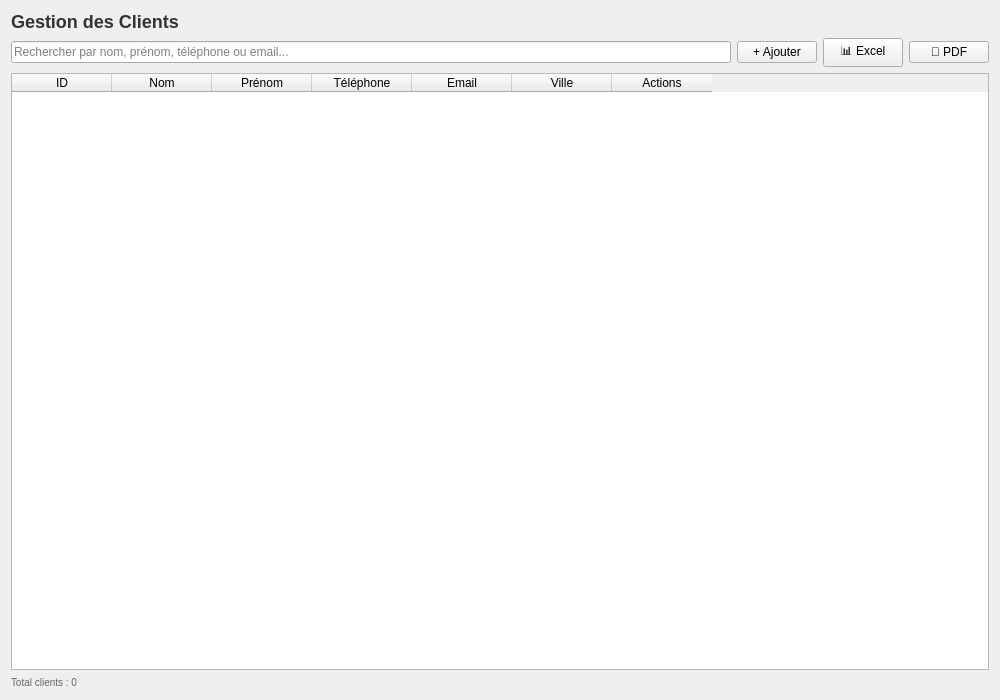
Above: views/ui/clients.ui from itsjeanem/projet-progres before the change. Below: the same form after it.
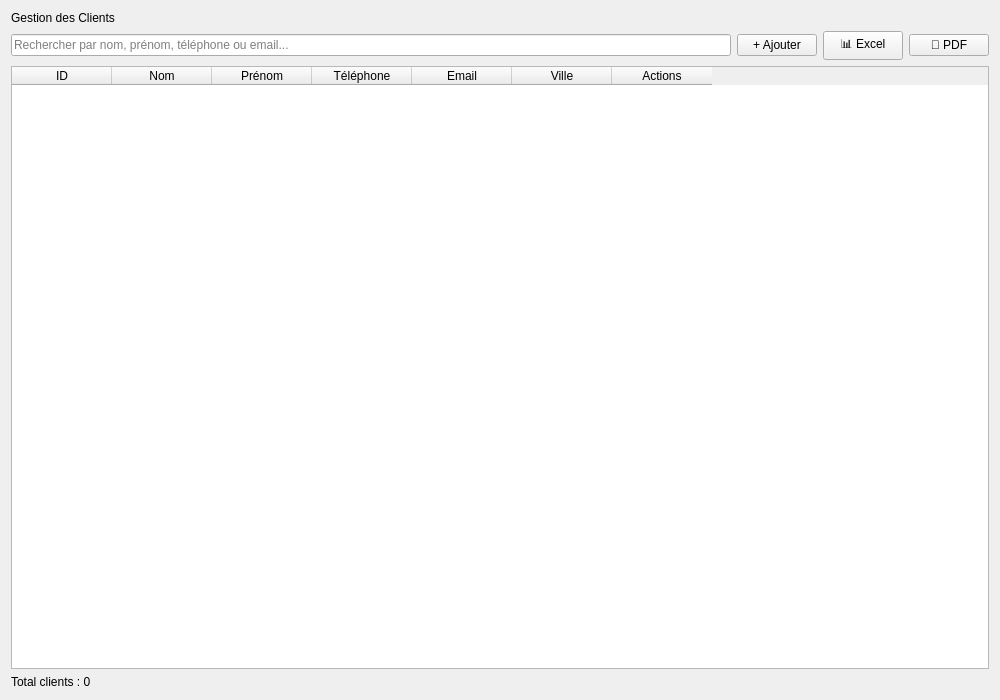
That is the form after the change.

The edit to the form file:
```diff
--- a/views/ui/clients.ui
+++ b/views/ui/clients.ui
@@ -20,9 +20,6 @@
      <property name="text">
       <string>Gestion des Clients</string>
      </property>
-     <property name="styleSheet">
-      <string>font-size: 18px; font-weight: bold; color: #333;</string>
-     </property>
     </widget>
    </item>
    
@@ -130,9 +127,6 @@
      <property name="text">
       <string>Total clients : 0</string>
      </property>
-     <property name="styleSheet">
-      <string>color: #666; font-size: 10px;</string>
-     </property>
     </widget>
    </item>
   </layout>
```
